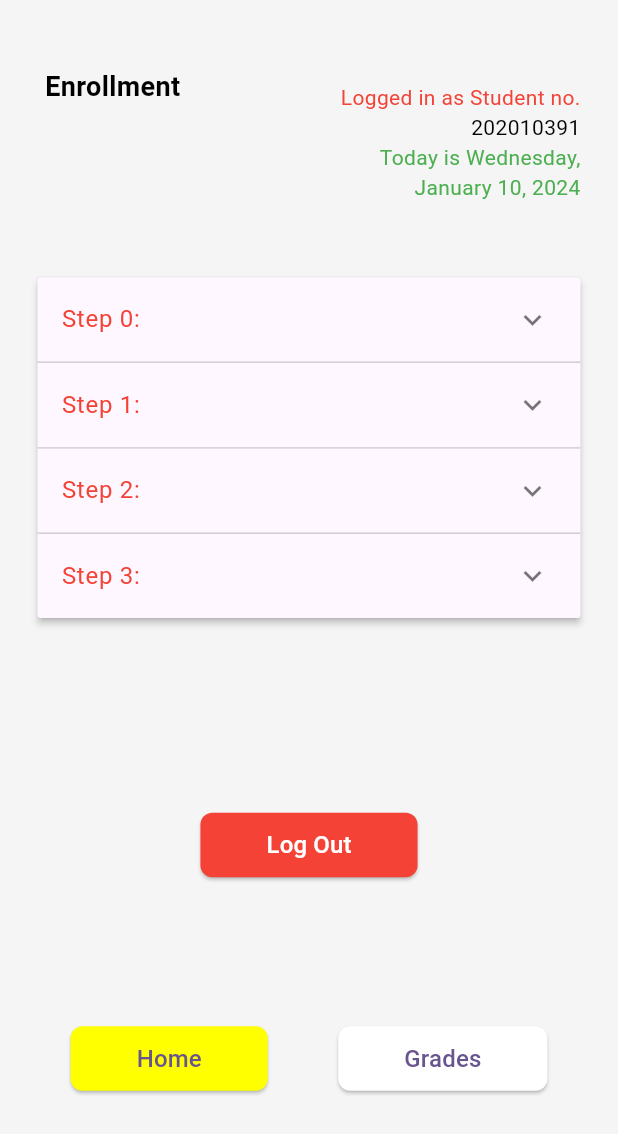
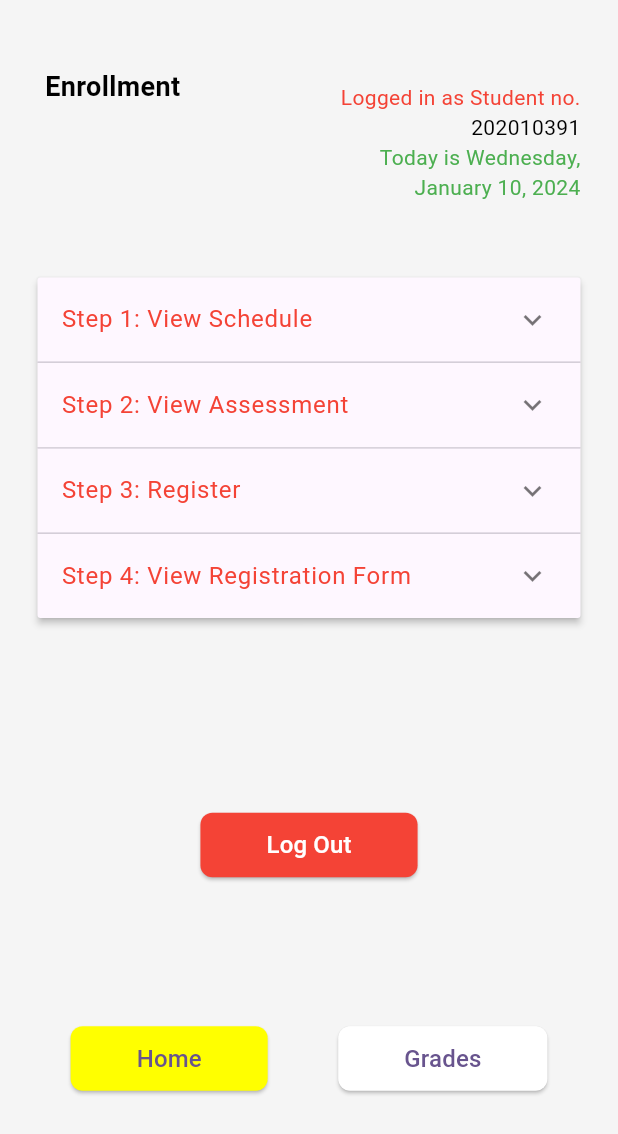
Before and after one commit to Hestice/plm_crs_undergrad_mobile, a Flutter app: the StudentHome screen opened by its route, on a phone screen of 412 x 824 dp. Shown: the top 1134 px of the screen. Run offline on Flutter 3.47's test engine with Material 3 defaults, Android fonts, the phone set to English and light mode, and no system bars; our stand-ins replace firebase_core, form_validator, go_router; accounts and stored records are empty.

Commit message:
Modified Step Creation

```diff
--- a/lib/screens/student/studenthome.dart
+++ b/lib/screens/student/studenthome.dart
@@ -29,13 +29,27 @@ class _StudentHomeState extends State<StudentHome> {
     super.initState();
     _data = List<Item>.generate(4, (int index) {
       return Item(
-        headerText: 'Step $index:',
-        expandedText: _getDescriptionForStep(index),
+        headerText: _getDescriptionForStep(true, index),
+        expandedText: _getDescriptionForStep(false, index),
       );
     });
   }
 
-  String _getDescriptionForStep(int index) {
+  String _getDescriptionForStep(bool isHeader, int index) {
+    if (isHeader) {
+      switch (index) {
+        case 0:
+          return 'Step 1: View Schedule';
+        case 1:
+          return 'Step 2: View Assessment';
+        case 2:
+          return 'Step 3: Register';
+        case 3:
+          return 'Step 4: View Registration Form';
+        default:
+          return 'This is item number $index';
+      }
+    } else {
       switch (index) {
         case 0:
           return 'Welcome to the student home page! View your enrolled courses and grades.';
@@ -47,6 +61,7 @@ class _StudentHomeState extends State<StudentHome> {
           return 'Connect with your peers and instructors for a collaborative learning experience.';
         default:
           return 'This is item number $index';
+      }
     }
   }
 
```
Lines whose indentation alone changed are shown as unchanged.
